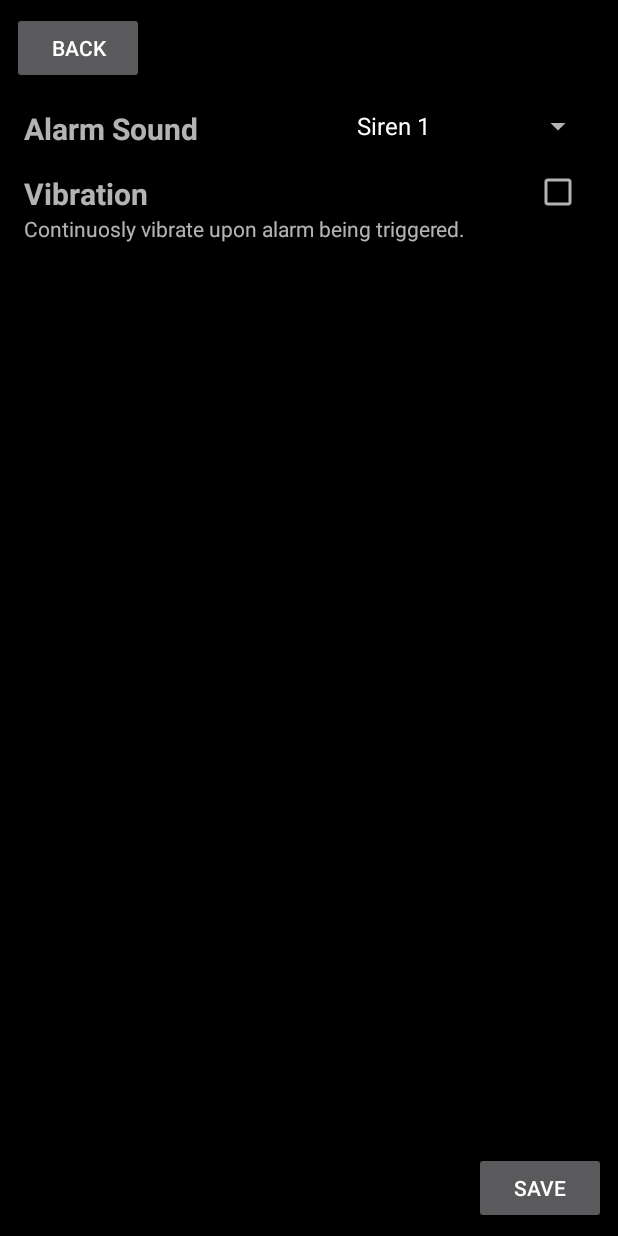
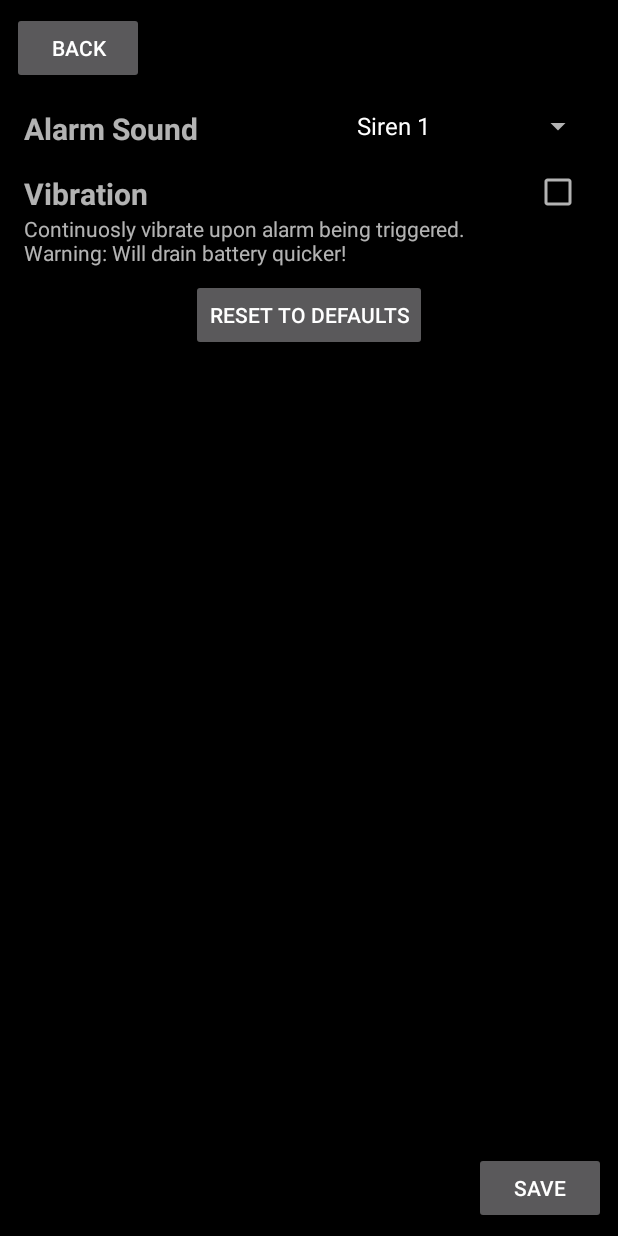
Before and after one commit to megablox1231/MotionDetection, an Android app: the SettingsActivity screen opened directly, with no data from a screen before it, on a phone screen of 412 x 824 dp. Run offline under Robolectric (Android 15) with nearby library versions, the phone set to English and light mode, and no system bars.

Commit message:
added the reset to defaults button and continued work on vibration

```diff
--- a/app/src/main/java/detection/flyingfishinc/android/motiondetection/AccelSensor.java
+++ b/app/src/main/java/detection/flyingfishinc/android/motiondetection/AccelSensor.java
@@ -96,7 +96,6 @@ public class AccelSensor implements SensorEventListener{
     }
 
     private void initMediaPlayer(){
-        //TODO: implement choosing other music files from storage
         if(myMusicFileName.equals("default")) { //play the default alarm sound
             myMediaPlayer = MediaPlayer.create(myContext, R.raw.siren_sound);
         }
--- a/app/src/main/java/detection/flyingfishinc/android/motiondetection/SettingsActivity.java
+++ b/app/src/main/java/detection/flyingfishinc/android/motiondetection/SettingsActivity.java
@@ -6,6 +6,7 @@ import android.net.Uri;
 import android.os.Build;
 import android.support.annotation.Nullable;
 import android.support.design.widget.Snackbar;
+import android.support.v4.app.FragmentManager;
 import android.support.v7.app.AppCompatActivity;
 import android.os.Bundle;
 import android.util.Log;
@@ -15,11 +16,12 @@ import android.widget.ArrayAdapter;
 import android.widget.CheckBox;
 import android.widget.Spinner;
 
-public class SettingsActivity extends AppCompatActivity implements AdapterView.OnItemSelectedListener {
+public class SettingsActivity extends AppCompatActivity implements AdapterView.OnItemSelectedListener, ResetDialogFragment.ResetDialogListener {
 
     private static final String LOG_TAG = SettingsActivity.class.getSimpleName();
     private String selectedMusic;   //either default or custom music file
     private CheckBox vibeBox;   //checkbox for vibration
+    private NDSpinner mySpinner;
 
     private final int MUSIC_SELECT_CODE = 1;    //code for the music intent
     private boolean initializing;    //true if creation being done  from onCreate
@@ -28,13 +30,13 @@ public class SettingsActivity extends AppCompatActivity implements AdapterView.O
     protected void onCreate(Bundle savedInstanceState) {
         super.onCreate(savedInstanceState);
         setContentView(R.layout.activity_settings);
-        NDSpinner spinner = findViewById(R.id.musicSpinner);
-        spinner.setOnItemSelectedListener(this);    //sets this activity as the listener
+        mySpinner = findViewById(R.id.musicSpinner);
+        mySpinner.setOnItemSelectedListener(this);    //sets this activity as the listener
         ArrayAdapter<CharSequence> adapter = ArrayAdapter.createFromResource(this, R.array.musicLabels, android.R.layout.simple_spinner_item);  //spinner needs adapter to connect to array of items
         adapter.setDropDownViewResource(R.layout.spinner_item);
-        spinner.setAdapter(adapter);
+        mySpinner.setAdapter(adapter);
         initializing = true;
-        initSpinner(spinner);
+        initSpinner(mySpinner);
         initVibeBox();
         Log.d(LOG_TAG, "onCreate");
     }
@@ -157,6 +159,39 @@ public class SettingsActivity extends AppCompatActivity implements AdapterView.O
 
         Snackbar snackbar = Snackbar.make(findViewById(R.id.myCoordLayout), "Settings Saved!", Snackbar.LENGTH_SHORT);  //popup
         snackbar.show();
-        Log.d(LOG_TAG, "settings Saved!");
+        Log.d(LOG_TAG, "Settings saved!");
+    }
+
+
+    //sets all settings to defaults
+    public void resetSettings(View view) {
+        //TODO: Do the dialog thing
+        FragmentManager manager = getSupportFragmentManager();
+        ResetDialogFragment dialogFragment = new ResetDialogFragment();
+        dialogFragment.show(manager, "dialog");
+    }
+
+    //the actual resetting, only done if yes in dialog chosen
+    public void resetHelper(){
+        selectedMusic = "default";
+        mySpinner.setSelection(0);
+        vibeBox.setChecked(false);
+        SharedPreferences.Editor editor = MainActivity.mySharedPrefs.edit();
+        editor.putString("musicFileName", selectedMusic);
+        editor.putBoolean("vibrate", vibeBox.isChecked());
+        editor.apply();
+
+        MainActivity.props.setMusicFileName(selectedMusic);
+        MainActivity.props.setVibrate(vibeBox.isChecked());
+
+        // Snackbar snackbar = Snackbar.make(findViewById(R.id.myCoordLayout), "Settings Saved!", Snackbar.LENGTH_SHORT);  //popup
+        // snackbar.show();
+        Log.d(LOG_TAG, "Settings reset!");
+    }
+
+    //if yes is chosen on the resetDialog
+    @Override
+    public void onYes() {
+        resetHelper();
     }
 }
--- a/app/src/main/res/layout/activity_settings.xml
+++ b/app/src/main/res/layout/activity_settings.xml
@@ -90,9 +90,22 @@
                     android:layout_width="wrap_content"
                     android:layout_height="wrap_content"
                     android:layout_marginStart="8dp"
-                    android:text="Continuosly vibrate upon alarm being triggered."
+                    android:text="Continuosly vibrate upon alarm being triggered.\nWarning: Will drain battery quicker!"
                     app:layout_constraintStart_toStartOf="parent"
                     app:layout_constraintTop_toBottomOf="@+id/vibeTitleTextView" />
+
+                <Button
+                    android:id="@+id/resetBtn"
+                    android:layout_width="wrap_content"
+                    android:layout_height="wrap_content"
+                    android:layout_marginStart="8dp"
+                    android:layout_marginTop="8dp"
+                    android:layout_marginEnd="8dp"
+                    android:text="@string/reset_to_defaults"
+                    android:onClick="resetSettings"
+                    app:layout_constraintEnd_toEndOf="parent"
+                    app:layout_constraintStart_toStartOf="parent"
+                    app:layout_constraintTop_toBottomOf="@+id/vibeDescpTextView" />
             </android.support.constraint.ConstraintLayout>
         </ScrollView>
 
--- a/app/src/main/res/values/strings.xml
+++ b/app/src/main/res/values/strings.xml
@@ -8,6 +8,7 @@
     <string name="alarm">alarm</string>
     <string name="error">Error</string>
     <string name="custom_audio_error_descrip">Custom audio not found! Default audio chosen.</string>
+    <string name="reset_to_defaults">Reset To Defaults</string>
     <string-array name="musicLabels">
         <item>Siren 1</item>
         <item>Custom Audio</item>
```
Also changed, not shown: app/src/main/java/detection/flyingfishinc/android/motiondetection/MovementWatchService.java (+6 -4 lines), app/src/main/java/detection/flyingfishinc/android/motiondetection/ResetDialogFragment.java (added, +56 -0 lines).
